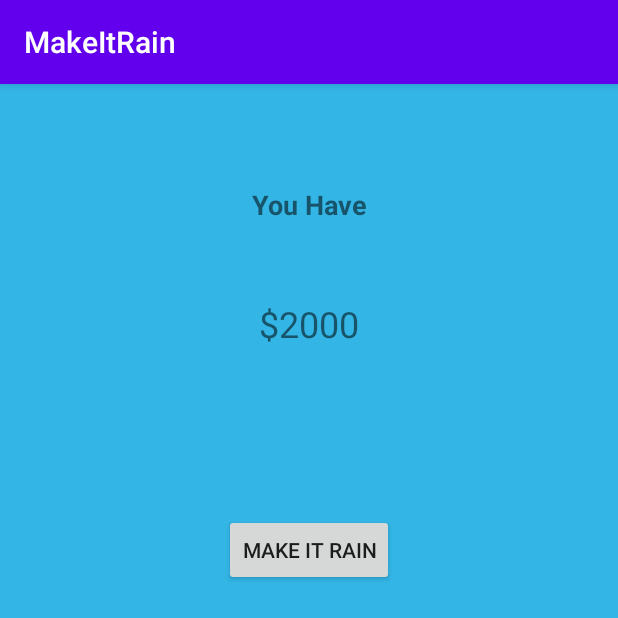
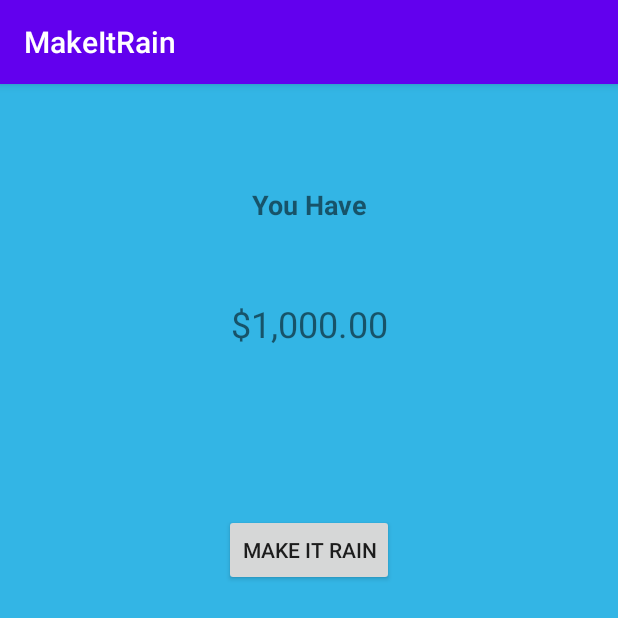
Before and after one commit to collau/bawp_MakeItRain, an Android app: the screen it shows after launch (MainActivity), after a tap on "MAKE IT RAIN", on a phone screen of 412 x 824 dp, the top half of it. Run offline under Robolectric (Android 15) with nearby library versions, the phone set to English and light mode, and no system bars.

Commit message:
Showing Money Counter + Currency Format

```diff
--- a/app/src/main/java/com/fishNco/makeitrain/MainActivity.java
+++ b/app/src/main/java/com/fishNco/makeitrain/MainActivity.java
@@ -6,10 +6,17 @@ import android.os.Bundle;
 import android.util.Log;
 import android.view.View;
 import android.widget.Button;
+import android.widget.TextView;
+
+import java.text.NumberFormat;
 
 public class MainActivity extends AppCompatActivity {
     private Button showMoney;
     private Button showTag;
+
+    private TextView moneyText;
+
+    private int moneyCounter = 0;
 
     @Override
     protected void onCreate(Bundle savedInstanceState) {
@@ -17,11 +24,14 @@ public class MainActivity extends AppCompatActivity {
         setContentView(R.layout.activity_main);
         showMoney = findViewById(R.id.button_make_rain);
         showTag = findViewById(R.id.button_show_tag);
+        moneyText = findViewById(R.id.money_text);
 
         showMoney.setOnClickListener(new View.OnClickListener() {
             @Override
             public void onClick(View v) {
-                Log.d("MyTag", "onClick: Show Money");
+                NumberFormat numberFormat = NumberFormat.getCurrencyInstance();
+                moneyCounter += 1000;
+                moneyText.setText(String.valueOf(numberFormat.format(moneyCounter)));
             }
         });
 
```
